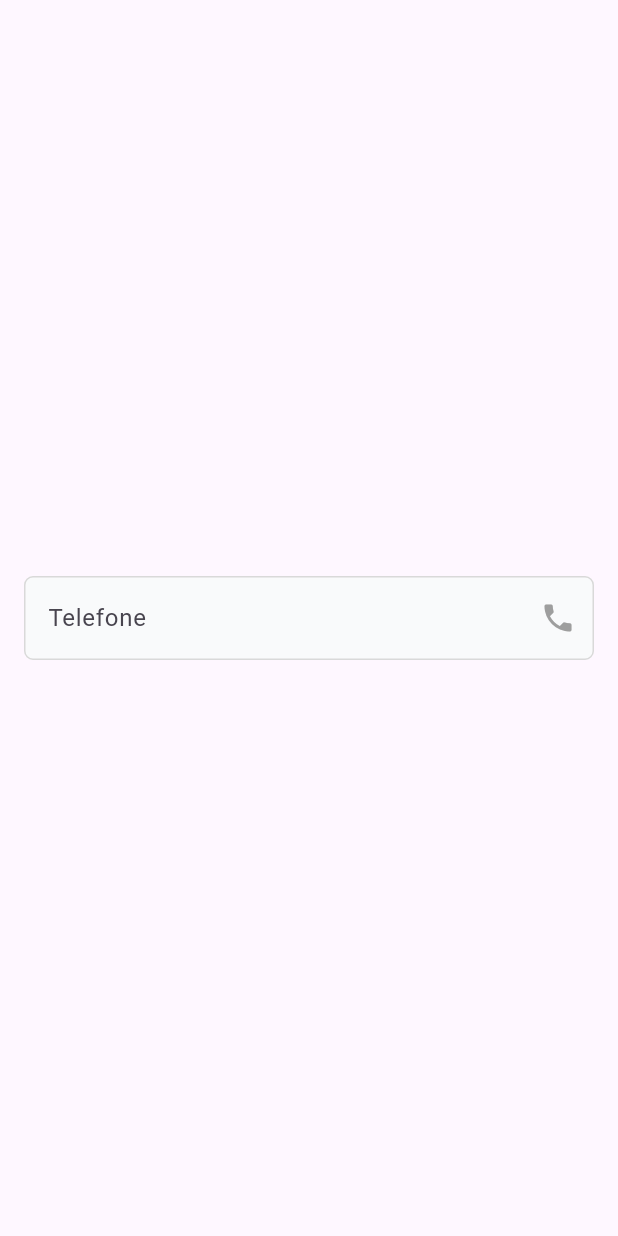
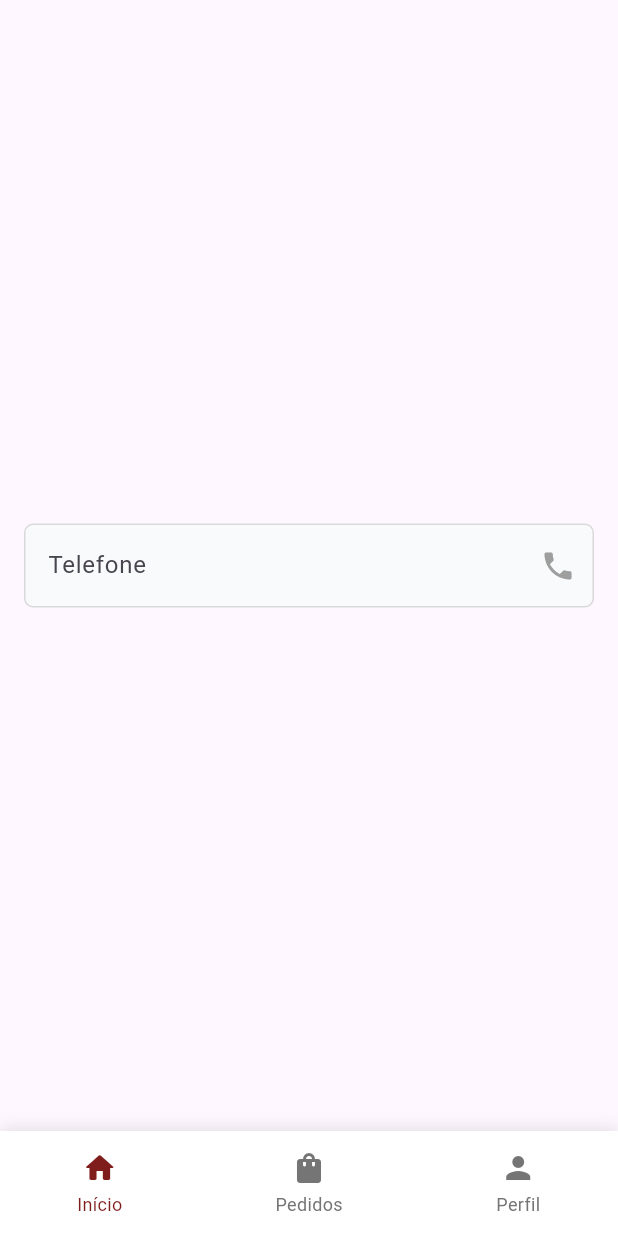
Before and after one commit to BrunoAlexys/mobile-comanda, a Flutter app: the screen it shows after launch, on a phone screen of 412 x 824 dp. Run offline on Flutter 3.47's test engine with Material 3 defaults, Android fonts, the phone set to English and light mode, and no system bars.

Commit message:
feat: criação do widget do menu

```diff
--- a/lib/main.dart
+++ b/lib/main.dart
@@ -1,5 +1,6 @@
 import 'package:flutter/material.dart';
 import 'package:mobile_comanda/widgets/custom_input.dart';
+import 'package:mobile_comanda/widgets/custom_menu.dart';
 
 void main() {
   runApp(const MyApp());
@@ -25,6 +26,7 @@ class MyApp extends StatelessWidget {
             ),
           ),
         ),
+        bottomNavigationBar: const CustomMenu(),
       ),
     );
   }
--- /dev/null
+++ b/lib/widgets/custom_menu.dart
@@ -0,0 +1,84 @@
+import 'package:flutter/material.dart';
+import 'package:mobile_comanda/util/utils.dart';
+
+class CustomMenu extends StatefulWidget {
+  const CustomMenu({super.key});
+
+  @override
+  State<CustomMenu> createState() => _CustomMenuState();
+}
+
+class _CustomMenuState extends State<CustomMenu> {
+  int _selectedIndex = 0;
+
+  void _onItemTapped(int index) {
+    setState(() {
+      _selectedIndex = index;
+    });
+  }
+
+  @override
+  Widget build(BuildContext context) {
+    final Color activeColor = Utils.hexToColor('7F1D1D');
+    final Color inactiveColor = Colors.grey.shade600;
+
+    return Container(
+      width: double.infinity,
+      height: 70,
+      decoration: BoxDecoration(
+        color: Colors.white,
+        boxShadow: [
+          BoxShadow(
+            color: Colors.black.withValues(alpha: 0.1),
+            blurRadius: 8,
+            offset: const Offset(0, -2),
+          ),
+        ],
+      ),
+      child: Row(
+        mainAxisAlignment: MainAxisAlignment.spaceAround,
+        children: [
+          _buildMenuItem(
+            icon: Icons.home_rounded,
+            text: 'Início',
+            index: 0,
+            color: _selectedIndex == 0 ? activeColor : inactiveColor,
+          ),
+          _buildMenuItem(
+            icon: Icons.shopping_bag_rounded,
+            text: 'Pedidos',
+            index: 1,
+            color: _selectedIndex == 1 ? activeColor : inactiveColor,
+          ),
+          _buildMenuItem(
+            icon: Icons.person,
+            text: 'Perfil',
+            index: 2,
+            color: _selectedIndex == 2 ? activeColor : inactiveColor,
+          ),
+        ],
+      ),
+    );
+  }
+
+  Widget _buildMenuItem({
+    required IconData icon,
+    required String text,
+    required int index,
+    required Color color,
+  }) {
+    return IconButton(
+      splashColor: Colors.transparent,
+      highlightColor: Colors.transparent,
+      onPressed: () => _onItemTapped(index),
+      icon: Column(
+        mainAxisAlignment: MainAxisAlignment.center,
+        children: [
+          Icon(icon, color: color),
+          const SizedBox(height: 4),
+          Text(text, style: TextStyle(color: color, fontSize: 12)),
+        ],
+      ),
+    );
+  }
+}
```
Also changed, not shown: 1 other file.
